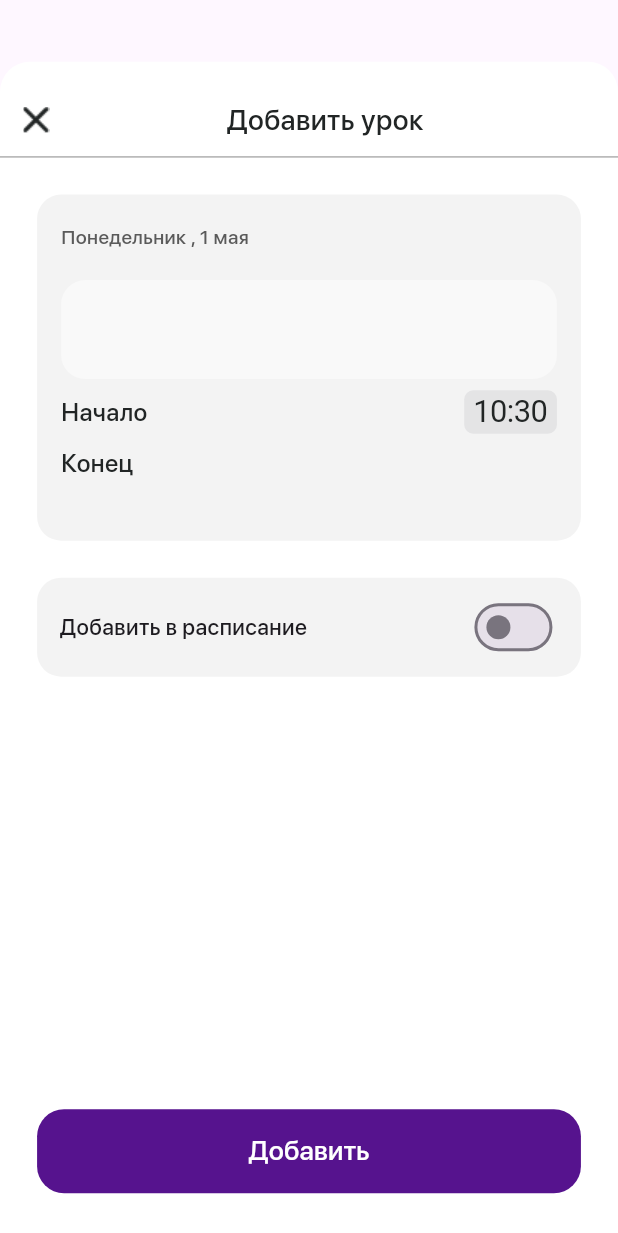
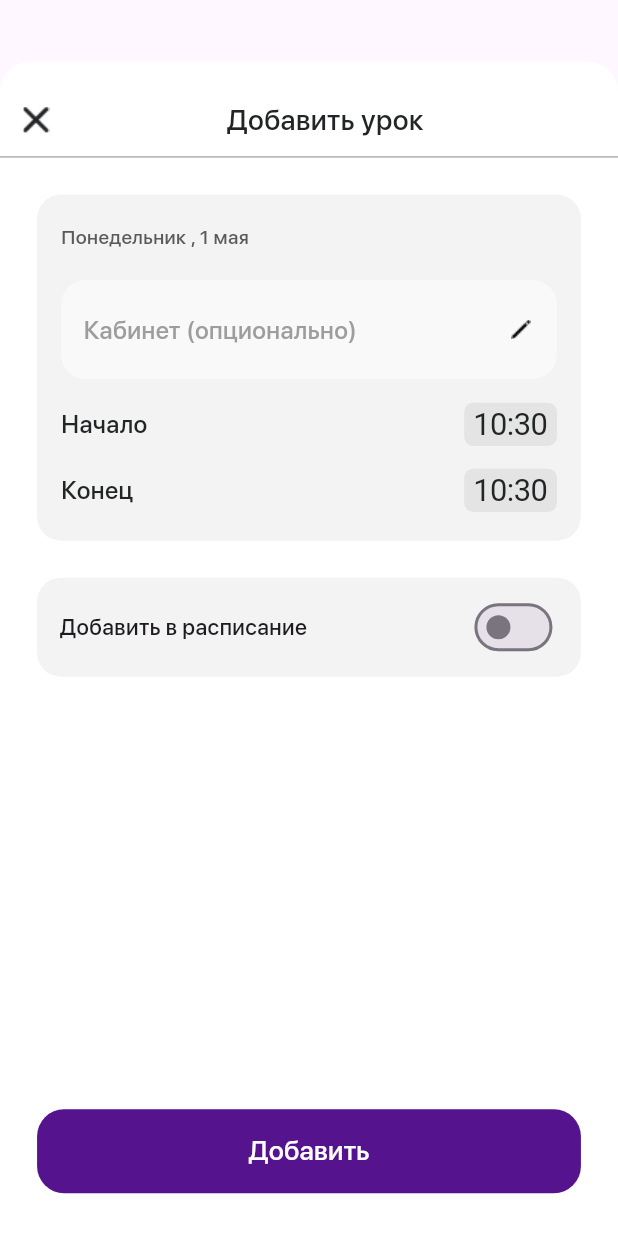
Before and after one commit to Kuzetov-Alexander/school_journal, a Flutter app: the BottomSheetModal widget shown alone on an empty page, opened directly, on a phone screen of 412 x 824 dp. Shown: the top 1233 px of the screen. Run offline on Flutter 3.47's test engine with Material 2 defaults, Android fonts, the phone set to English and light mode, and no system bars; our stand-ins replace dartz, equatable, firebase_auth, firebase_core, flutter_bloc, go_router; missing offline and left inert: adaptive_action_sheet, table_sticky_headers; accounts and stored records are empty.

```diff
--- a/lib/common/color.dart
+++ b/lib/common/color.dart
@@ -7,7 +7,8 @@ abstract class AppColors {
   static const Color black343434 = Color.fromRGBO(52, 52, 52, 1);
   static const Color purple = Color.fromRGBO(86, 19, 142, 1);
   static const Color greybcc1cd = Color.fromRGBO(188, 193, 205, 1);
-   static const Color gray5a5a5a = Color.fromRGBO(90, 90, 90, 1);
-   static const Color graygrye = Color.fromRGBO(118, 118, 118, 1);
-   static const Color greyforBoxTime = Color.fromRGBO(118, 118, 128, 0.12);
+  static const Color gray5a5a5a = Color.fromRGBO(90, 90, 90, 1);
+  static const Color graygrye = Color.fromRGBO(118, 118, 118, 1);
+  static const Color greyforBoxTime = Color.fromRGBO(118, 118, 128, 0.12);
+  static const Color grey9d9d9d = Color.fromRGBO(157, 157, 157, 1);
 }
--- a/lib/features/student_scores/presentation/pages/student_scores.dart
+++ b/lib/features/student_scores/presentation/pages/student_scores.dart
@@ -89,7 +89,7 @@ class LandingPageState extends State<LandingPage> {
             children: [
               SizedBox(
                 height: 1200,
-                width: 260,
+                width: 320,
                 child: StickyHeadersTable(
                   columnsLength: widget.makeTitleColumn().length,
                   rowsLength: widget.makeTitleRow().length,
--- a/lib/features/teacher_groups/Presentation/widgets/add_lesson_widget.dart
+++ b/lib/features/teacher_groups/Presentation/widgets/add_lesson_widget.dart
@@ -6,8 +6,11 @@ import 'package:intl/intl.dart';
 import 'package:provider/provider.dart';
 import 'package:school_journal/common/color.dart';
 import 'package:school_journal/features/teacher_groups/Presentation/pages/teacher_group.dart';
-import 'package:school_journal/features/teacher_groups/Presentation/widgets/ios_timer_picker.dart';
+import 'package:school_journal/features/teacher_groups/Presentation/widgets/timer_picker_ios.dart';
+
 import 'package:school_journal/features/teacher_groups/provider/provider.dart';
+
+import 'timer_picker_android.dart';
 
 class BottomSheetModal extends StatefulWidget {
   BottomSheetModal({super.key});
@@ -96,6 +99,15 @@ class _BottomSheetModalState extends State<BottomSheetModal> {
                                 ],
                               ),
                             ),
+                            // Container(
+                            //   height: heightScreen * 0.08,
+                            //   width: widthScreen,
+                            //   decoration: BoxDecoration(
+                            //     borderRadius: BorderRadius.circular(16),
+                            //     color: AppColors.greyLightSecond,
+                            //   ),
+
+                            // ),
                             Container(
                               height: heightScreen * 0.08,
                               width: widthScreen,
@@ -103,6 +115,35 @@ class _BottomSheetModalState extends State<BottomSheetModal> {
                                 borderRadius: BorderRadius.circular(16),
                                 color: AppColors.greyLightSecond,
                               ),
+                              child: Row(
+                                mainAxisAlignment:
+                                    MainAxisAlignment.spaceBetween,
+                                children: [
+                                  Padding(
+                                    padding: const EdgeInsets.symmetric(
+                                        horizontal: 15.0),
+                                    child: Text(
+                                      'Кабинет (опционально)',
+                                      style: TextStyle(
+                                          color: AppColors.grey9d9d9d,
+                                          fontSize: heightScreen * 0.02),
+                                    ),
+                                  ),
+                                  IconButton(
+                                      onPressed: () {
+                                        // надо сделать так чтобы по клику слева появлялся TextField
+                                      },
+                                      icon: const Image(
+                                        height: 20,
+                                        image: AssetImage(
+                                            'assets/images/pen_icon.png'),
+                                        color: Colors.black,
+                                      ))
+                                ],
+                              ),
+                            ),
+                            SizedBox(
+                              height: heightScreen * 0.01,
                             ),
                             Row(
                               mainAxisAlignment: MainAxisAlignment.spaceBetween,
@@ -114,16 +155,19 @@ class _BottomSheetModalState extends State<BottomSheetModal> {
                                       fontWeight: FontWeight.w400,
                                       color: AppColors.black212525),
                                 ),
-                                IosTimePicker(
+                                Platform.isIOS
+                                    ? IosTimePicker(
                                         time: dateTimestart,
                                         textTime:
-                                      '${dateTimestart.hour.toString().padLeft(2, '0')}:${dateTimestart.minute.toString().padLeft(2, '0')}',
+                                            '${dateTimefinish.hour.toString().padLeft(2, '0')}:${dateTimefinish.minute.toString().padLeft(2, '0')}',
                                         onTimeSelected: (DateTime newTime) {
                                           setState(() {
-                                      dateTimestart = newTime;
+                                            dateTimefinish =
+                                                newTime; // делать через блок или провайдер лучше?
                                           });
                                         },
                                       )
+                                    : const TimerPickerAndroid()
                               ],
                             ),
                             Row(
@@ -136,17 +180,19 @@ class _BottomSheetModalState extends State<BottomSheetModal> {
                                       fontWeight: FontWeight.w400,
                                       color: AppColors.black212525),
                                 ),
-                              // Platform.isIOS?  IosTimePicker(
-                              //     time: dateTimestart,
-                              //     textTime:
-                              //         '${dateTimefinish.hour.toString().padLeft(2, '0')}:${dateTimefinish.minute.toString().padLeft(2, '0')}',
-                              //     onTimeSelected: (DateTime newTime) {
-                              //       setState(() {
-                              //         dateTimefinish =
-                              //             newTime; // делать через блок или провайдер лучше?
-                              //       });
-                              //     },
-                              //   ) :
+                                Platform.isIOS
+                                    ? IosTimePicker(
+                                        time: dateTimestart,
+                                        textTime:
+                                            '${dateTimefinish.hour.toString().padLeft(2, '0')}:${dateTimefinish.minute.toString().padLeft(2, '0')}',
+                                        onTimeSelected: (DateTime newTime) {
+                                          setState(() {
+                                            dateTimefinish =
+                                                newTime; // делать через блок или провайдер лучше?
+                                          });
+                                        },
+                                      )
+                                    : const TimerPickerAndroid()
                               ],
                             ),
                           ],
--- /dev/null
+++ b/lib/features/teacher_groups/Presentation/widgets/timer_picker_android.dart
@@ -0,0 +1,49 @@
+
+
+import 'package:flutter/cupertino.dart';
+import 'package:flutter/material.dart';
+import 'package:school_journal/common/color.dart';
+
+class TimerPickerAndroid
+ extends StatefulWidget {
+  const TimerPickerAndroid({super.key});
+
+  @override
+  State<TimerPickerAndroid> createState() => _TimerPickerAndroid();
+}
+
+class _TimerPickerAndroid extends State<TimerPickerAndroid> {
+  TimeOfDay selectedTime = TimeOfDay.now();
+  @override
+  Widget build(BuildContext context) {
+     double widthScreen = MediaQuery.of(context).size.width;
+    double heightScreen = MediaQuery.of(context).size.height;
+    return CupertinoButton(
+        padding: const EdgeInsets.all(0),
+        pressedOpacity: 0,
+        child: Container(
+            height: heightScreen * 0.035,
+            width: widthScreen * 0.15,
+            decoration: BoxDecoration(
+                color: AppColors.greyforBoxTime,
+                borderRadius: BorderRadius.circular(6)),
+            child: Center(
+                child: Text('${selectedTime.hour.toString().padLeft(2,'0')}:${selectedTime.minute.toString().padLeft(2,'0')}',style: TextStyle(
+                  color: AppColors.black212525,
+                  fontSize: heightScreen * 0.025,
+                  fontWeight: FontWeight.w400),)
+
+                )),
+        onPressed: () async {
+          final TimeOfDay? timeOfDay = await showTimePicker(context: context, initialTime: selectedTime
+          ,
+          initialEntryMode: TimePickerEntryMode.dial
+          );
+          if (timeOfDay != null) {
+            setState(() {
+              selectedTime =timeOfDay;
+            });
+          }
+        });
+  }
+}
--- a/lib/main.dart
+++ b/lib/main.dart
@@ -19,6 +19,7 @@ import 'package:school_journal/features/autentification/presentation/provider.da
 import 'package:school_journal/features/student_scores/presentation/pages/student_scores.dart';
 import 'package:school_journal/features/teacher_groups/Presentation/pages/group_list_page.dart';
 import 'package:school_journal/features/teacher_groups/Presentation/pages/teacher_group.dart';
+import 'package:school_journal/features/teacher_groups/Presentation/widgets/example.dart';
 import 'package:school_journal/features/teacher_groups/provider/provider.dart';
 import 'package:school_journal/features/teacher_profile/Presentation/pages/profile_page.dart';
 import 'dart:io' show Platform;
@@ -90,7 +91,7 @@ class MyApp extends StatelessWidget {
           GoRoute(
             path: 'StudentScores',
             name: 'StudentScores',
-            builder: (context, state) => LandingPage(),
+            builder: (context, state) =>  MyTable(),
           ),
         ],
       ),
--- a/pubspec.yaml
+++ b/pubspec.yaml
@@ -44,6 +44,8 @@ dependencies:
   email_validator: ^2.0.1
   intl: ^0.17.0
   table_sticky_headers: ^2.0.5
+  adaptive_action_sheet: ^2.0.2
+
 
 dev_dependencies:
   flutter_test:
```
Also changed, not shown: lib/features/teacher_groups/Presentation/widgets/example.dart (+115 -48 lines), lib/features/teacher_groups/Presentation/widgets/lessons_in_group_widget.dart (+21 -20 lines), lib/features/teacher_groups/Presentation/widgets/timer_picker_ios.dart (renamed from lib/features/teacher_groups/Presentation/widgets/ios_timer_picker.dart), pubspec.lock. Lines whose indentation alone changed are shown as unchanged.
